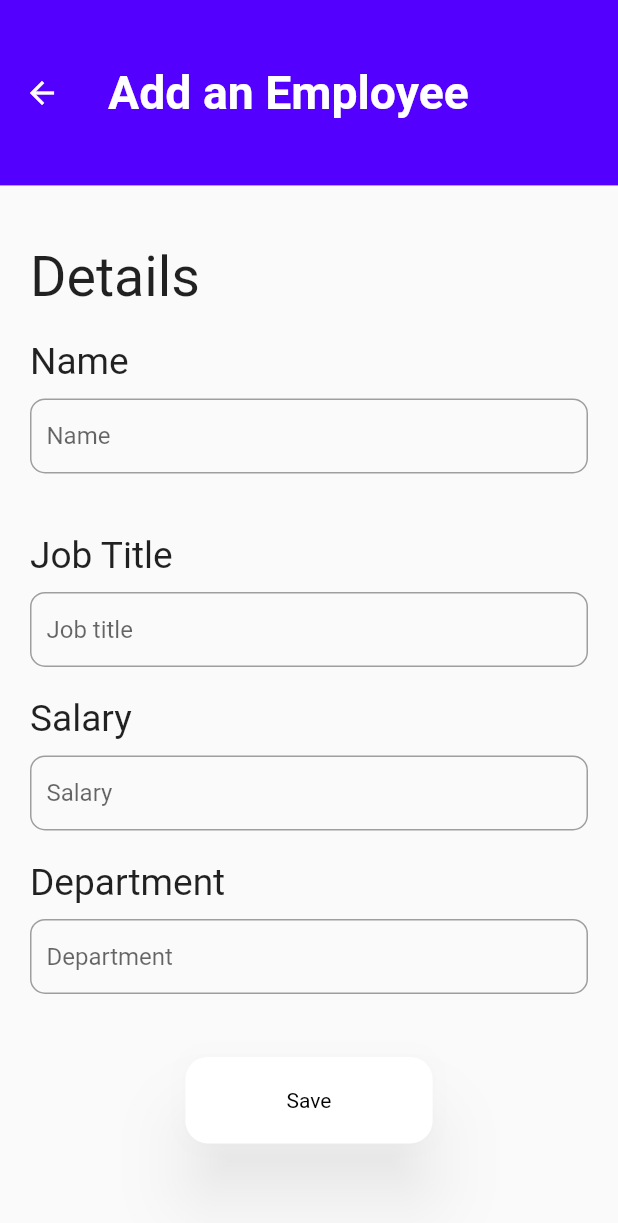
After one commit to Soham-2411/EmPay, a Flutter app: the screen it shows after launch, after a tap on "Add Employee", on a phone screen of 412 x 824 dp. The commit adds this screen. Shown: the top 1223 px of the screen. Run offline on Flutter 3.47's test engine with Material 2 defaults, Android fonts, the phone set to English and light mode, and no system bars; our stand-ins replace hexcolor.

Commit message:
add new employee

```diff
--- /dev/null
+++ b/lib/addemp.dart
@@ -0,0 +1,258 @@
+import 'package:empay/homepage.dart';
+import 'package:flutter/material.dart';
+import 'package:hexcolor/hexcolor.dart';
+
+class AddEmployee extends StatefulWidget {
+  const AddEmployee({super.key});
+
+  @override
+  State<AddEmployee> createState() => _AddEmployeeState();
+}
+
+String name = "";
+String jobTitle = "";
+String salary = "";
+String dept = "";
+
+class _AddEmployeeState extends State<AddEmployee> {
+  @override
+  void initState() {
+    // TODO: implement initState
+    super.initState();
+    name = "";
+    jobTitle = "";
+    salary = "";
+    dept = "";
+  }
+
+  @override
+  Widget build(BuildContext context) {
+    double h = MediaQuery.of(context).size.height;
+    double w = MediaQuery.of(context).size.width;
+    return Scaffold(
+      appBar: AppBar(
+        toolbarHeight: h * 0.15,
+        elevation: 0,
+        title: RichText(
+          text: TextSpan(children: [
+            TextSpan(
+                text: "Add an Employee",
+                style:
+                    TextStyle(fontSize: w * 0.075, fontWeight: FontWeight.bold))
+          ]),
+        ),
+        backgroundColor: HexColor("#5400ff"),
+      ),
+      body: SingleChildScrollView(
+        child: Padding(
+          padding: const EdgeInsets.all(20.0),
+          child: Column(
+            crossAxisAlignment: CrossAxisAlignment.start,
+            children: [
+              const SizedBox(
+                height: 20,
+              ),
+              Text(
+                "Details ",
+                style:
+                    TextStyle(fontSize: w * 0.09, fontWeight: FontWeight.w400),
+              ),
+              const SizedBox(
+                height: 20,
+              ),
+              Text(
+                "Name",
+                style:
+                    TextStyle(fontSize: w * 0.06, fontWeight: FontWeight.w400),
+              ),
+              const SizedBox(
+                height: 10,
+              ),
+              Container(
+                decoration: BoxDecoration(
+                    border: Border.all(color: Colors.grey),
+                    borderRadius: const BorderRadius.all(Radius.circular(10))),
+                child: TextField(
+                  onChanged: (value) {
+                    setState(() {
+                      name = value;
+                    });
+                  },
+                  decoration: const InputDecoration(
+                      contentPadding: const EdgeInsets.only(left: 10),
+                      hintText: "Name",
+                      border: InputBorder.none),
+                ),
+              ),
+              const SizedBox(
+                height: 20,
+              ),
+              const SizedBox(
+                height: 20,
+              ),
+              Text(
+                "Job Title",
+                style:
+                    TextStyle(fontSize: w * 0.06, fontWeight: FontWeight.w400),
+              ),
+              const SizedBox(
+                height: 10,
+              ),
+              Container(
+                decoration: BoxDecoration(
+                    border: Border.all(color: Colors.grey),
+                    borderRadius: const BorderRadius.all(Radius.circular(10))),
+                child: TextField(
+                  onChanged: (value) {
+                    setState(() {
+                      jobTitle = value;
+                    });
+                  },
+                  decoration: const InputDecoration(
+                      contentPadding: const EdgeInsets.only(left: 10),
+                      hintText: "Job title",
+                      border: InputBorder.none),
+                ),
+              ),
+              const SizedBox(
+                height: 20,
+              ),
+              Text(
+                "Salary",
+                style:
+                    TextStyle(fontSize: w * 0.06, fontWeight: FontWeight.w400),
+              ),
+              const SizedBox(
+                height: 10,
+              ),
+              Container(
+                decoration: BoxDecoration(
+                    border: Border.all(color: Colors.grey),
+                    borderRadius: const BorderRadius.all(Radius.circular(10))),
+                child: TextFormField(
+                  onChanged: (value) {
+                    setState(() {
+                      salary = value;
+                    });
+                  },
+                  initialValue: salary.toString(),
+                  keyboardType: TextInputType.number,
+                  decoration: const InputDecoration(
+                      hintText: "Salary",
+                      contentPadding: EdgeInsets.only(left: 10),
+                      border: InputBorder.none),
+                ),
+              ),
+              const SizedBox(
+                height: 20,
+              ),
+              Text(
+                "Department",
+                style:
+                    TextStyle(fontSize: w * 0.06, fontWeight: FontWeight.w400),
+              ),
+              const SizedBox(
+                height: 10,
+              ),
+              Container(
+                decoration: BoxDecoration(
+                    border: Border.all(color: Colors.grey),
+                    borderRadius: const BorderRadius.all(Radius.circular(10))),
+                child: AbsorbPointer(
+                  absorbing: false,
+                  child: TextFormField(
+                    onChanged: (value) {
+                      setState(() {
+                        dept = value;
+                      });
+                    },
+                    initialValue: dept,
+                    keyboardType: TextInputType.name,
+                    decoration: const InputDecoration(
+                        hintText: "Department",
+                        contentPadding: EdgeInsets.only(left: 10),
+                        border: InputBorder.none),
+                  ),
+                ),
+              ),
+              const SizedBox(
+                height: 30,
+              ),
+              Align(
+                alignment: Alignment.bottomCenter,
+                child: TextButton(
+                  onPressed: () {
+                    setState(() {
+                      print(salary + "* " + dept + name + jobTitle);
+                      if (!salary.isEmpty ||
+                          !dept.isEmpty ||
+                          !name.isEmpty ||
+                          !jobTitle.isEmpty) {
+                        employeeDetails.add([name, jobTitle, salary, dept]);
+
+                        Navigator.push(
+                            context,
+                            MaterialPageRoute(
+                                builder: ((context) => const HomePage())));
+                      } else {
+                        print(salary + dept + name + jobTitle);
+                        showAlertDialog(context);
+                      }
+                    });
+                  },
+                  child: Card(
+                    elevation: 20,
+                    shadowColor: Colors.black38,
+                    shape: const RoundedRectangleBorder(
+                        borderRadius: BorderRadius.all(Radius.circular(15))),
+                    child: SizedBox(
+                      height: h * 0.07,
+                      width: w * 0.4,
+                      child: Column(
+                        mainAxisAlignment: MainAxisAlignment.center,
+                        children: [
+                          RichText(
+                              textAlign: TextAlign.center,
+                              text: const TextSpan(
+                                  text: "Save",
+                                  style: TextStyle(color: Colors.black)))
+                        ],
+                      ),
+                    ),
+                  ),
+                ),
+              ),
+            ],
+          ),
+        ),
+      ),
+    );
+  }
+
+  showAlertDialog(BuildContext context) {
+    // set up the button
+    Widget okButton = TextButton(
+      child: const Text("OK"),
+      onPressed: () {
+        Navigator.pop(context);
+      },
+    );
+
+    // set up the AlertDialog
+    AlertDialog alert = AlertDialog(
+      title: const Text("Error"),
+      content: const Text("Please fill out all the details"),
+      actions: [
+        okButton,
+      ],
+    );
+
+    // show the dialog
+    showDialog(
+      context: context,
+      builder: (BuildContext context) {
+        return alert;
+      },
+    );
+  }
+}
--- a/lib/homepage.dart
+++ b/lib/homepage.dart
@@ -1,5 +1,6 @@
 // ignore_for_file: prefer_interpolation_to_compose_strings
 
+import 'package:empay/addemp.dart';
 import 'package:empay/employeeDetails.dart';
 import 'package:flutter/material.dart';
 import 'package:hexcolor/hexcolor.dart';
@@ -25,6 +26,35 @@ class _HomePageState extends State<HomePage> {
     double w = MediaQuery.of(context).size.width;
     return SafeArea(
       child: Scaffold(
+        floatingActionButton: TextButton(
+          onPressed: () {
+            Navigator.push(context,
+                MaterialPageRoute(builder: (context) => const AddEmployee()));
+          },
+          child: Card(
+            elevation: 20,
+            shadowColor: Colors.black38,
+            shape: const RoundedRectangleBorder(
+                borderRadius: BorderRadius.all(Radius.circular(15))),
+            child: Container(
+              height: h * 0.06,
+              //width: w * 0.3,
+              child: Column(
+                mainAxisAlignment: MainAxisAlignment.center,
+                children: [
+                  Padding(
+                    padding: const EdgeInsets.only(left: 15.0, right: 15.0),
+                    child: RichText(
+                        textAlign: TextAlign.center,
+                        text: const TextSpan(
+                            text: "Add Employee",
+                            style: TextStyle(color: Colors.blue))),
+                  )
+                ],
+              ),
+            ),
+          ),
+        ),
         appBar: AppBar(
           toolbarHeight: h * 0.15,
           elevation: 0,
```
Also changed, not shown: 4 other files.
